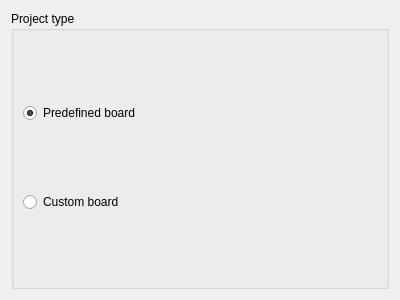
Old version of the form wizard/ui/project_type_select.ui in the repository imby/STM32VLDiscovery_BeRTOS.
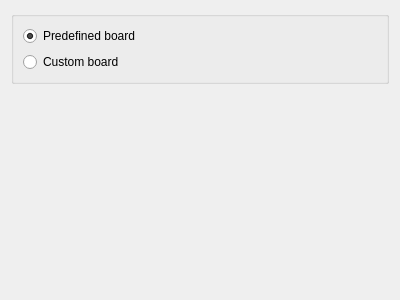
New version of the form.

```diff
--- a/wizard/ui/project_type_select.ui
+++ b/wizard/ui/project_type_select.ui
@@ -13,11 +13,11 @@
   <property name="windowTitle">
    <string>Form</string>
   </property>
-  <layout class="QVBoxLayout" name="verticalLayout_2">
+  <layout class="QVBoxLayout" name="verticalLayout_2" stretch="0,1">
    <item>
     <widget class="QGroupBox" name="groupBox">
      <property name="title">
-      <string>Project type</string>
+      <string/>
      </property>
      <layout class="QVBoxLayout" name="verticalLayout">
       <item>
@@ -40,6 +40,19 @@
      </layout>
     </widget>
    </item>
+   <item>
+    <spacer name="verticalSpacer">
+     <property name="orientation">
+      <enum>Qt::Vertical</enum>
+     </property>
+     <property name="sizeHint" stdset="0">
+      <size>
+       <width>20</width>
+       <height>194</height>
+      </size>
+     </property>
+    </spacer>
+   </item>
   </layout>
  </widget>
  <resources/>
```
